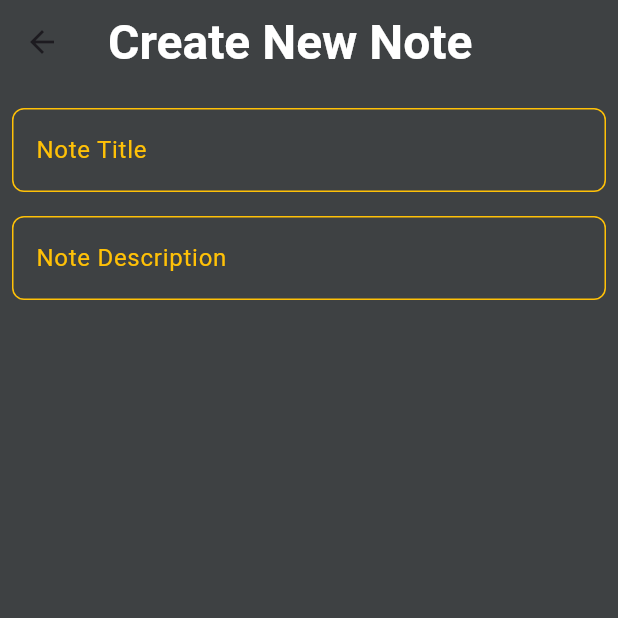
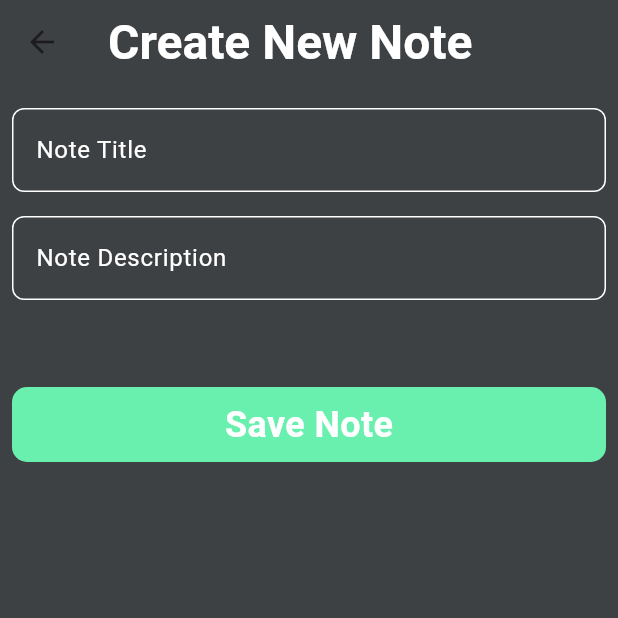
Before and after one commit to OsamaAliLasheen/notes_app, a Flutter app: the screen it shows after launch, after a tap on the "add" icon, on a phone screen of 412 x 824 dp, the top half of it. Run offline on Flutter 3.47's test engine with Material 3 defaults, Android fonts, the phone set to English and light mode, and no system bars.

Commit message:
Update CreateNewNotePage and related widgets
- Remove const keyword from CreateNewNotePage instantiation in main.dart
- Add save button to CreateNewNotePage
- Pass arguments to CreateNewNotePage from HomePage
- Align note container text to the end
- Update CustomTextField to include contentPadding, minLines, and maxLines properties
- Adjust label and border colors in CustomTextField to white

```diff
--- a/lib/main.dart
+++ b/lib/main.dart
@@ -23,7 +23,7 @@ class NotesApp extends StatelessWidget {
       ),
       routes: {
         HomePage.id: (context) => HomePage(),
-        CreateNewNotePage.id: (context) => const CreateNewNotePage(),
+        CreateNewNotePage.id: (context) => CreateNewNotePage(),
       },
       initialRoute: HomePage.id,
     );
--- a/lib/screens/create_new_note_page.dart
+++ b/lib/screens/create_new_note_page.dart
@@ -23,6 +23,22 @@ class CreateNewNotePage extends StatelessWidget {
             keyboardType: TextInputType.multiline,
             onchanged: (value) {},
           ),
+          const SizedBox(height: 50),
+          Container(
+              width: double.infinity,
+              height: 50,
+              decoration: BoxDecoration(
+                color: Colors.greenAccent,
+                borderRadius: BorderRadius.circular(10),
+              ),
+              child: const Center(
+                  child: Text(
+                'Save Note',
+                style: TextStyle(
+                    color: Colors.white,
+                    fontWeight: FontWeight.bold,
+                    fontSize: 24),
+              )))
         ]),
       ),
     );
--- a/lib/screens/home_page.dart
+++ b/lib/screens/home_page.dart
@@ -45,7 +45,7 @@ class HomePage extends StatelessWidget {
                 child: FloatingActionButton(
                     backgroundColor: Colors.greenAccent,
                     onPressed: () {
-                      Navigator.pushNamed(context, CreateNewNotePage.id);
+                      Navigator.pushNamed(context, CreateNewNotePage.id, arguments: colors);
                     },
                     child: const Icon(Icons.add)))
           ],
--- a/lib/widgets/note_container.dart
+++ b/lib/widgets/note_container.dart
@@ -45,6 +45,7 @@ class CustomNoteContainer extends StatelessWidget {
                 width: 20,
               ),
               Column(
+                crossAxisAlignment: CrossAxisAlignment.end,
                 mainAxisAlignment: MainAxisAlignment.spaceBetween,
                 children: [
                   IconButton(
--- a/lib/widgets/text_field.dart
+++ b/lib/widgets/text_field.dart
@@ -1,16 +1,18 @@
 import 'package:flutter/material.dart';
 
 class CustomTextField extends StatelessWidget {
-  CustomTextField({
-    super.key,
-    required this.labelText,
-    this.onchanged,
-    this.keyboardType,
-  });
+  CustomTextField(
+      {super.key,
+      required this.labelText,
+      this.onchanged,
+      this.keyboardType,
+      this.contentPadding});
 
   final String labelText;
   Function(String)? onchanged;
   TextInputType? keyboardType;
+  EdgeInsetsGeometry? contentPadding;
+
   @override
   Widget build(BuildContext context) {
     return Padding(
@@ -19,15 +21,18 @@ class CustomTextField extends StatelessWidget {
         style: const TextStyle(color: Colors.white),
         keyboardType: keyboardType,
         onChanged: onchanged,
+        minLines: 1,
+        maxLines: 9,
         decoration: InputDecoration(
+            contentPadding: contentPadding,
             labelText: labelText,
-            labelStyle: const TextStyle(color: Colors.amber),
+            labelStyle: const TextStyle(color: Colors.white),
             enabledBorder: const OutlineInputBorder(
-              borderSide: BorderSide(color: Colors.amber),
+              borderSide: BorderSide(color: Colors.white),
               borderRadius: BorderRadius.all(Radius.circular(8.0)),
             ),
             focusedBorder: const OutlineInputBorder(
-              borderSide: BorderSide(color: Colors.amber),
+              borderSide: BorderSide(color: Colors.white),
               borderRadius: BorderRadius.all(Radius.circular(8.0)),
             )),
       ),
```
